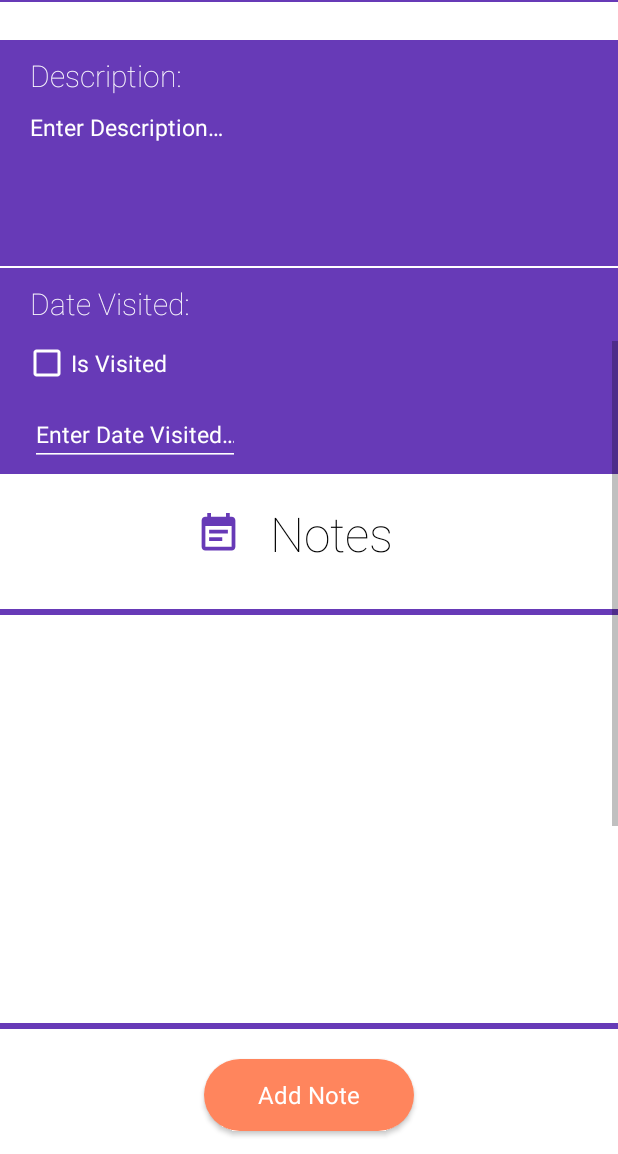
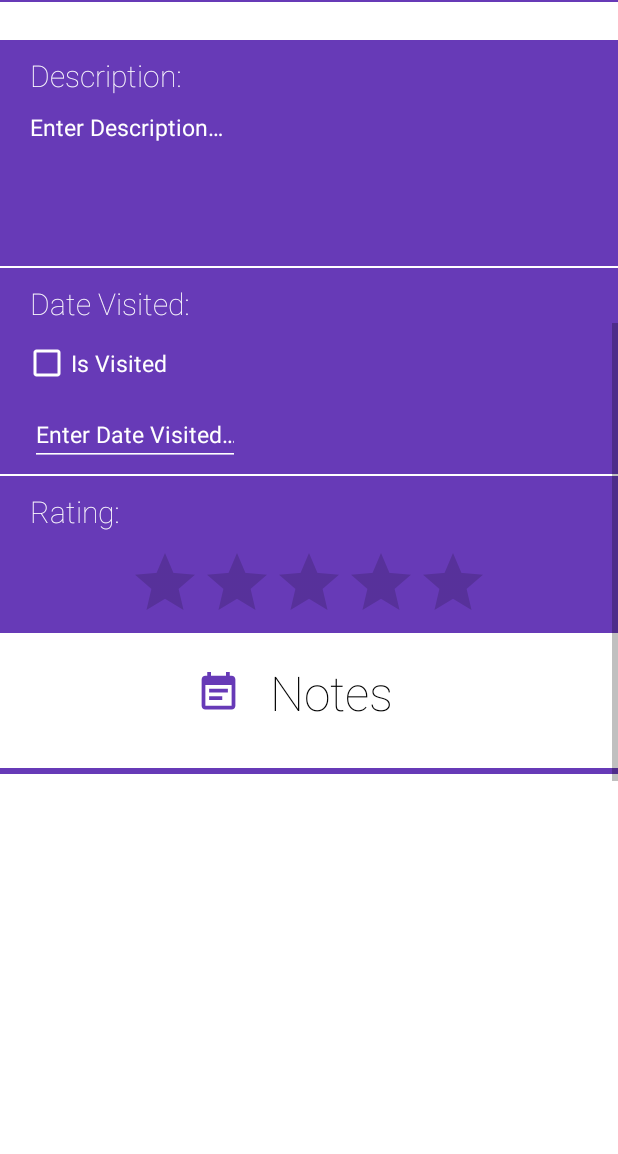
Before and after one commit to luke-foxed/Hillforty, an Android app: the HillfortView screen opened directly, with no data from a screen before it, scrolled down 537 dp, on a phone screen of 412 x 824 dp, the part 82-1236 px from its top. Run offline under Robolectric (Android 15) with nearby library versions, the phone set to English and light mode, and no system bars; our stand-ins replace Room's generated code; libraries missing offline, so code that uses them is left out: com.tbuonomo.viewpagerdotsindicator; plain views replace DotsIndicator.

Commit message:
Ratings working

```diff
--- a/app/src/main/java/org/wit/hillfortapp/models/HillfortModel.kt
+++ b/app/src/main/java/org/wit/hillfortapp/models/HillfortModel.kt
@@ -17,6 +17,7 @@ data class HillfortModel(
     var description: String = "",
     var visited: Boolean = false,
     var dateVisited: String = "",
+    var rating: Int = 0,
     @Embedded var location: Location = Location(),
     @Embedded var images: ArrayList<ImageModel> = ArrayList(),
     @Embedded var notes: ArrayList<NoteModel> = ArrayList()
--- a/app/src/main/java/org/wit/hillfortapp/views/hillfort/HillfortPresenter.kt
+++ b/app/src/main/java/org/wit/hillfortapp/views/hillfort/HillfortPresenter.kt
@@ -87,6 +87,7 @@ class HillfortPresenter(view: BaseView) : BasePresenter(view) {
         hillfort.visited = tempHillfort.visited
         hillfort.dateVisited = tempHillfort.dateVisited
         hillfort.images = images
+        hillfort.rating = tempHillfort.rating
 
         doAsync {
             if (edit) {
--- a/app/src/main/java/org/wit/hillfortapp/views/hillfort/HillfortView.kt
+++ b/app/src/main/java/org/wit/hillfortapp/views/hillfort/HillfortView.kt
@@ -76,6 +76,8 @@ class HillfortView : BaseView(),
                 tempHillfort.visited = hillfortVisited.isChecked
                 tempHillfort.dateVisited = hillfortDateVisited.text.toString().trim()
                 tempHillfort.location = location
+                tempHillfort.rating = hillfortRatingBar.rating.toInt()
+                info(hillfortRatingBar.rating)
 
                 presenter.doAddOrSave(tempHillfort)
             }
@@ -205,6 +207,8 @@ class HillfortView : BaseView(),
         hillfortDescription.setText(hillfort.description)
         hillfortVisited.isChecked = hillfort.visited
         hillfortDateVisited.setText(hillfort.dateVisited)
+        hillfortRatingBar.rating = hillfort.rating.toFloat()
+
 
         showNotes(hillfort.notes)
         showImages(hillfort.images)
--- a/app/src/main/java/org/wit/hillfortapp/views/hillfortlist/HillfortListAdapter.kt
+++ b/app/src/main/java/org/wit/hillfortapp/views/hillfortlist/HillfortListAdapter.kt
@@ -41,6 +41,7 @@ class HillfortListAdapter constructor(private var hillforts: List<HillfortModel>
             itemView.hillfortRecycleItemName.text = hillfort.name
             itemView.hillfortRecycleItemLocation.text = location
             itemView.hillfortRecycleItemVisited.text = "Visited: ${hillfort.visited}"
+            itemView.hillfortRecycleItemRating.rating = hillfort.rating.toFloat()
             if(hillfort.images.size !=0) {
                 Glide.with(itemView.context).load(hillfort.images[0].uri)
                     .into(itemView.hillfortRecycleItemImageIcon)
--- a/app/src/main/res/layout/activity_hillfort.xml
+++ b/app/src/main/res/layout/activity_hillfort.xml
@@ -2,9 +2,9 @@
 
 <androidx.constraintlayout.widget.ConstraintLayout xmlns:android="http://schemas.android.com/apk/res/android"
     xmlns:app="http://schemas.android.com/apk/res-auto"
+    xmlns:tools="http://schemas.android.com/tools"
     android:layout_width="match_parent"
     android:layout_height="match_parent"
-    xmlns:tools="http://schemas.android.com/tools"
     android:gravity="center"
     android:orientation="vertical">
 
@@ -41,7 +41,6 @@
                 android:textColor="@android:color/black"
                 android:textSize="40sp" />
 
-
             <View
                 android:id="@+id/hillfortImageDividerTop"
                 android:layout_width="match_parent"
@@ -63,9 +62,8 @@
                 app:dotsSize="12dp"
                 app:dotsSpacing="4dp"
                 app:dotsWidthFactor="2.5"
-                app:selectedDotColor="@color/colorPrimary"
                 app:progressMode="true"
-                />
+                app:selectedDotColor="@color/colorPrimary" />
 
             <View
                 android:id="@+id/hillfortImageDividerBottom"
@@ -190,6 +188,30 @@
                     android:textColorHint="@android:color/white"
                     android:textSize="15sp" />
 
+                <View
+                    android:id="@+id/hillfortDateDivider"
+                    android:layout_width="match_parent"
+                    android:layout_height="1dp"
+                    android:background="@drawable/divider"
+                    android:backgroundTint="@android:color/white" />
+
+                <TextView
+                    android:layout_width="match_parent"
+                    android:layout_height="match_parent"
+                    android:layout_marginHorizontal="20dp"
+                    android:layout_marginVertical="10dp"
+                    android:fontFamily="sans-serif-thin"
+                    android:text="@string/hillfortRatingLabel"
+                    android:textColor="@android:color/white"
+                    android:textSize="20sp" />
+
+                <RatingBar
+                    android:id="@+id/hillfortRatingBar"
+                    android:layout_width="240dp"
+                    android:layout_height="wrap_content"
+                    android:numStars="5"
+                    android:stepSize="1" />
+
             </LinearLayout>
 
             <LinearLayout
--- a/app/src/main/res/values/colors.xml
+++ b/app/src/main/res/values/colors.xml
@@ -3,6 +3,7 @@
     <color name="splashColor">#9E9E9E</color>
     <color name="splashColor2">#4B4B4B</color>
     <color name="colorPrimary">#673AB7</color>
+    <color name="colorSecondary">#B93CA4</color>
     <color name="colorPrimaryDark">#4A148C</color>
     <color name="colorAccent">#FF855D</color>
     <color name="fontHint">#A0A0A0</color>
--- a/app/src/main/res/values/strings.xml
+++ b/app/src/main/res/values/strings.xml
@@ -23,6 +23,7 @@
     <string name="hillfortDescriptionField">Enter Description…</string>
     <string name="hillfortVisitedCheckbox">Is Visited</string>
     <string name="hillfortDateVisitedField">Enter Date Visited…</string>
+    <string name="hillfortRatingLabel">Rating: </string>
     <string name="hillfortEditLocationButton">Edit Location</string>
     <string name="hillfortAddNoteButton">Add Note</string>
     <string name="hillfortEditImageButton">Edit Images</string>
```
Also changed, not shown: app/src/main/res/drawable/ic_star_empty.xml (added, +9 -0 lines), app/src/main/res/layout/recycle_item_hillfort.xml (+8 -0 lines).
